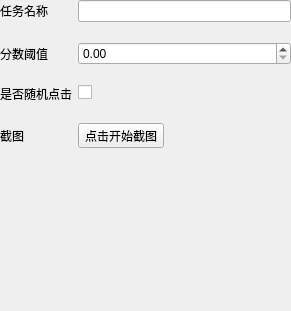
Before: the Qt Designer form src/widget/typeOpenCVForm/typeopencvform.ui in Ferrarii-430/onmyoji-script, drawn with Qt 5.
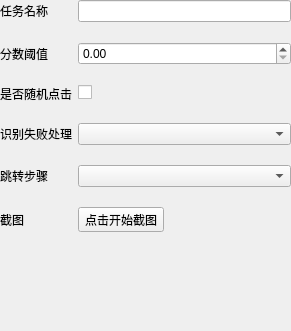
After: the same form once the commit is applied.

```diff
--- a/src/widget/typeOpenCVForm/typeopencvform.ui
+++ b/src/widget/typeOpenCVForm/typeopencvform.ui
@@ -7,7 +7,7 @@
     <x>0</x>
     <y>0</y>
     <width>291</width>
-    <height>311</height>
+    <height>331</height>
    </rect>
   </property>
   <property name="sizePolicy">
@@ -25,7 +25,7 @@
      <x>0</x>
      <y>0</y>
      <width>291</width>
-     <height>311</height>
+     <height>331</height>
     </rect>
    </property>
    <layout class="QFormLayout" name="formLayout">
@@ -74,20 +74,30 @@
      </widget>
     </item>
     <item row="3" column="0">
+     <widget class="QLabel" name="label_5">
+      <property name="text">
+       <string>识别失败处理</string>
+      </property>
+     </widget>
+    </item>
+    <item row="3" column="1">
+     <widget class="QComboBox" name="opencvErrorHandle"/>
+    </item>
+    <item row="5" column="0">
      <widget class="QLabel" name="label_4">
       <property name="text">
        <string>截图</string>
       </property>
      </widget>
     </item>
-    <item row="3" column="1">
+    <item row="5" column="1">
      <widget class="QToolButton" name="btnCapture">
       <property name="text">
        <string>点击开始截图</string>
       </property>
      </widget>
     </item>
-    <item row="4" column="0" colspan="2">
+    <item row="6" column="0" colspan="2">
      <widget class="QLabel" name="labelPreview">
       <property name="sizePolicy">
        <sizepolicy hsizetype="Expanding" vsizetype="Expanding">
@@ -103,6 +113,16 @@
       </property>
      </widget>
     </item>
+    <item row="4" column="0">
+     <widget class="QLabel" name="stepInputLabel">
+      <property name="text">
+       <string>跳转步骤</string>
+      </property>
+     </widget>
+    </item>
+    <item row="4" column="1">
+     <widget class="QComboBox" name="stepInputBox"/>
+    </item>
    </layout>
   </widget>
  </widget>
```
Left out of the diff: 28 changed lines with no effect on the pictures.
